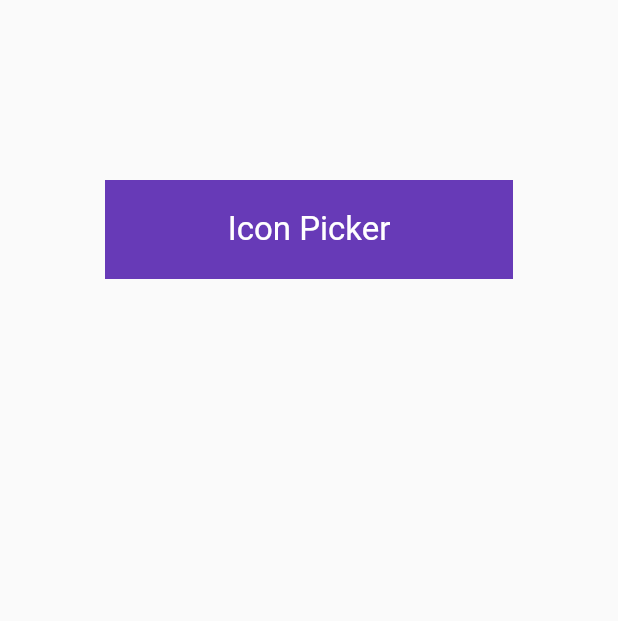
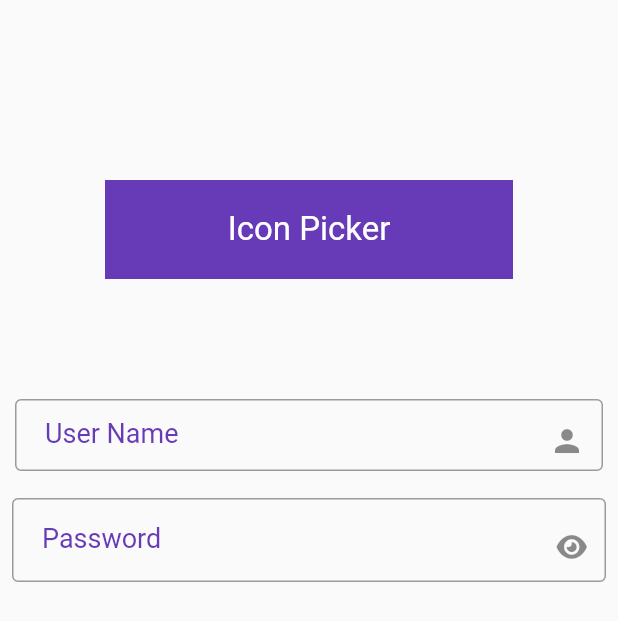
Before and after one commit to sina-778/icon_picker, a Flutter app: the screen it shows after launch, on a phone screen of 412 x 824 dp. Shown: the top 621 px of the screen. Run offline on Flutter 3.47's test engine with Material 2 defaults, Android fonts, the phone set to English and light mode, and no system bars; our stand-ins replace font_awesome_flutter.

Commit message:
login page without submit button

```diff
--- a/lib/login_page.dart
+++ b/lib/login_page.dart
@@ -1,4 +1,5 @@
 import 'package:flutter/material.dart';
+import 'package:font_awesome_flutter/font_awesome_flutter.dart';
 
 class Login extends StatefulWidget {
   const Login({Key? key}) : super(key: key);
@@ -9,6 +10,19 @@ class Login extends StatefulWidget {
 
 class _LoginState extends State<Login> {
   @override
+  late String zemail;
+  String xpassword = "";
+  TextEditingController userController = TextEditingController();
+  TextEditingController passController = TextEditingController();
+  bool _obsecureText = true;
+  bool isChecked = false;
+
+  void toggle() {
+    setState(() {
+      _obsecureText = !_obsecureText;
+    });
+  }
+
   Widget build(BuildContext context) {
     return Container(
       height: MediaQuery.of(context).size.height,
@@ -53,6 +67,98 @@ class _LoginState extends State<Login> {
                 decoration: BoxDecoration(
                   color: Colors.deepPurple,
                 ),
+              ),
+              Padding(
+                padding: const EdgeInsets.all(10.0),
+                child: Container(
+                  child: TextFormField(
+                    controller: userController,
+                    style: const TextStyle(
+                      //fontWeight: FontWeight.bold,
+                      fontSize: 18,
+                      color: Colors.black,
+                    ),
+                    onChanged: (input) {
+                      zemail = input;
+                    },
+                    validator: (input) {
+                      if (input!.isEmpty) {
+                        return "Empty";
+                      }
+                    },
+                    scrollPadding: EdgeInsets.all(20),
+                    decoration: const InputDecoration(
+                      contentPadding: EdgeInsets.only(
+                          left: 20), // add padding to adjust text
+                      isDense: false,
+                      hintStyle: TextStyle(
+                        //fontWeight: FontWeight.bold,
+                        fontSize: 18,
+                        color: Colors.black,
+                      ),
+                      labelText: "User Name",
+                      labelStyle: TextStyle(
+                        //fontWeight: FontWeight.bold,
+                        fontSize: 18,
+                        color: Colors.deepPurple,
+                      ),
+                      border: OutlineInputBorder(),
+                      suffixIcon: Padding(
+                        padding: EdgeInsets.only(
+                            top: 8), // add padding to adjust icon
+                        child: Icon(Icons.person),
+                      ),
+                  ),
+                )
+                ),
+              ),
+              Padding(
+                padding: const EdgeInsets.all(8.0),
+                child: Container(
+                  child: TextFormField(
+                    controller: passController,
+                    onChanged: (input){
+                      xpassword=input;
+                    },
+                    style: TextStyle(
+                      fontSize: 18,
+                      color: Colors.deepPurple,
+                    ),
+                    validator: (input){
+                      if(input!.isEmpty){
+                        return "Empty";
+                      }
+                    },
+                    scrollPadding: EdgeInsets.all(20),
+                    decoration: InputDecoration(
+                      contentPadding: const EdgeInsets.only(left: 20),
+                      isDense: true,
+                      hintStyle: const TextStyle(
+                        fontSize: 18,
+                        color: Colors.deepPurple,
+                      ),
+                      labelText: "Password",
+                      labelStyle: const TextStyle(
+                        fontSize: 18,
+                        color: Colors.deepPurple,
+
+                      ),
+                      border: OutlineInputBorder(),
+                      suffixIcon: Padding(
+                        padding: const EdgeInsets.only(top: 8),
+                        child: IconButton(
+                          icon: Icon(
+                              _obsecureText    ? FontAwesomeIcons.solidEye
+                                  : FontAwesomeIcons.solidEyeSlash,
+                          ),
+                          onPressed: () {
+                            toggle();
+                          },
+                        ),
+                      )
+                    ),
+                  ),
+                ),
               )
 
 
--- a/pubspec.yaml
+++ b/pubspec.yaml
@@ -34,6 +34,7 @@ dependencies:
   # The following adds the Cupertino Icons font to your application.
   # Use with the CupertinoIcons class for iOS style icons.
   cupertino_icons: ^1.0.2
+  font_awesome_flutter: ^10.1.0
 
 dev_dependencies:
   flutter_test:
@@ -46,6 +47,7 @@ dev_dependencies:
   # rules and activating additional ones.
   flutter_lints: ^2.0.0
 
+  dependencies:
 # For information on the generic Dart part of this file, see the
 # following page: https://dart.dev/tools/pub/pubspec
 
```
Also changed, not shown: pubspec.lock.
